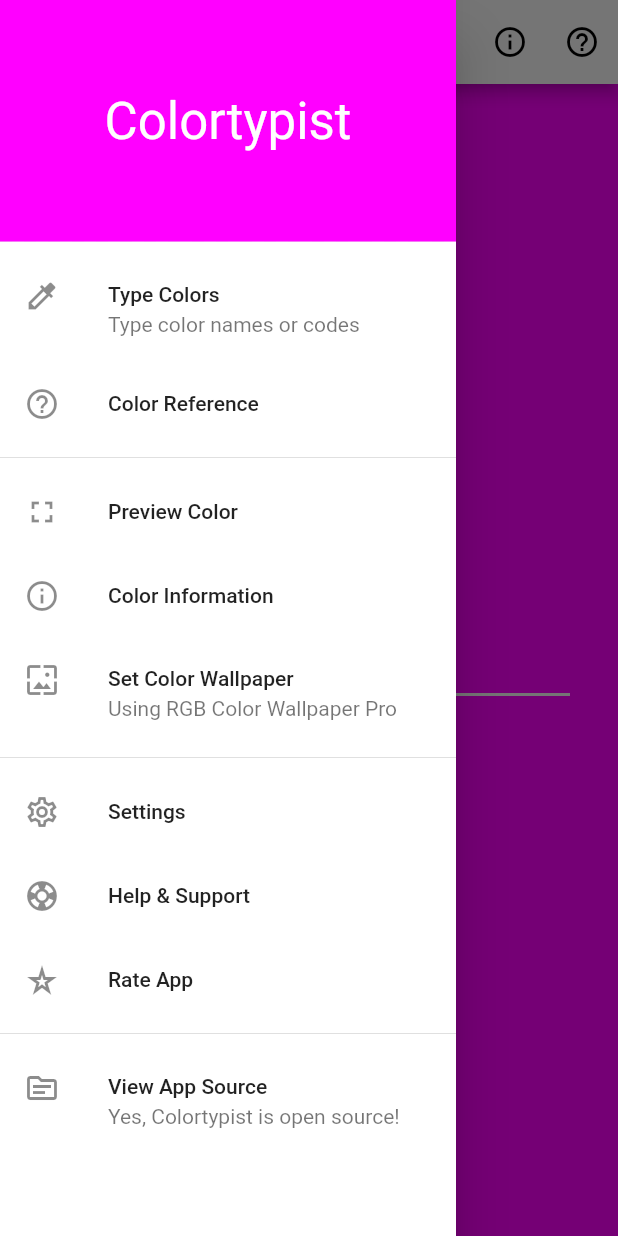
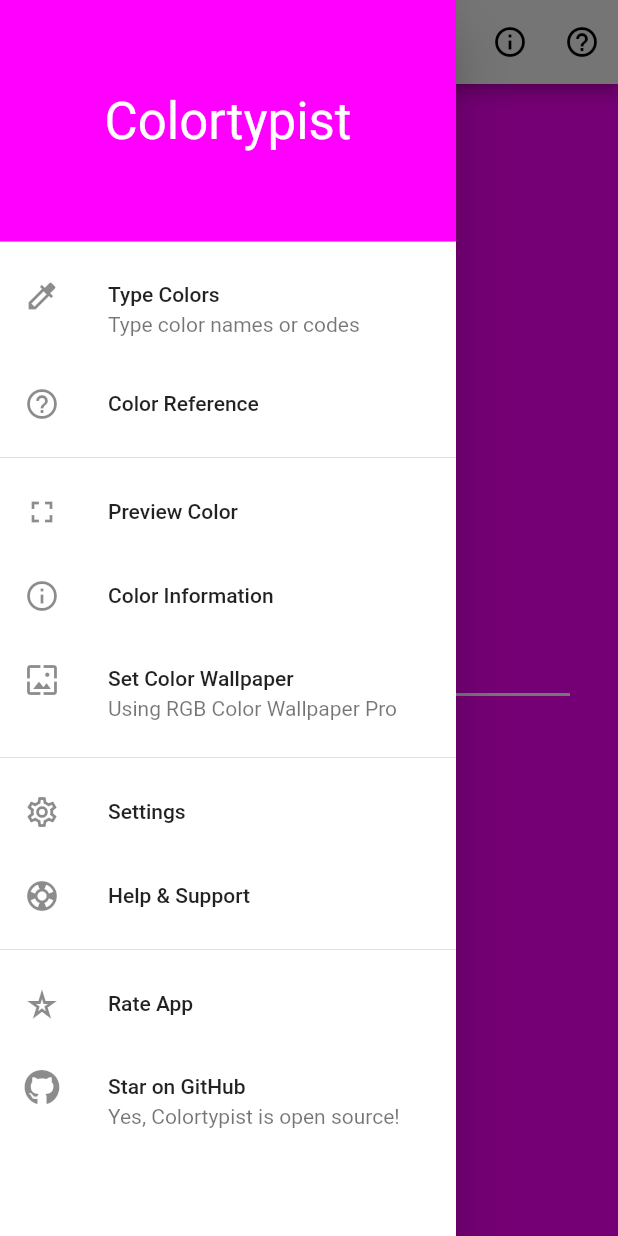
Before and after one commit to tecdrop/colortypist, a Flutter app: the screen it shows after launch, with the side drawer open, on a phone screen of 412 x 824 dp. Run offline on Flutter 3.47's test engine with Material 2 defaults, Android fonts, the phone set to English and light mode, and no system bars; our stand-ins replace from_css_color, share_plus, shared_preferences.

Commit message:
Switch to Flutter 3.10 and Dart 3
+ Replace Tuple with Dart 3 records
+ Add custom icon for the renamed GitHub drawer item

```diff
--- /dev/null
+++ b/lib/common/custom_icons.dart
@@ -0,0 +1,18 @@
+// Copyright 2020-2023 Tecdrop. All rights reserved.
+// Use of this source code is governed by an MIT-style license that can be
+// found in the LICENSE file.
+
+// Copyright (C) 2023 by original authors @ fluttericon.com, fontello.com
+// This font was generated by FlutterIcon.com, which is derived from Fontello.
+//
+// Font Awesome 5, Copyright (C) 2016 by Dave Gandy
+// Author:    Dave Gandy
+// License:   SIL (https://github.com/FortAwesome/Font-Awesome/blob/master/LICENSE.txt)
+// Homepage:  http://fortawesome.github.com/Font-Awesome/
+
+import 'package:flutter/widgets.dart';
+
+const _kFontFam = 'Colortypist';
+const String? _kFontPkg = null;
+
+const IconData github = IconData(0xf09b, fontFamily: _kFontFam, fontPackage: _kFontPkg);
--- a/lib/common/strings.dart
+++ b/lib/common/strings.dart
@@ -48,8 +48,8 @@ const String settingsDrawer = 'Settings';
 const String rateAppDrawer = 'Rate App';
 const String helpDrawer = 'Help & Support';
 
-const String viewSourceDrawer = 'View App Source';
-const String viewSourceDrawerSubtitle = 'Yes, $appName is open source!';
+const String starOnGitHubTitle = 'Star on GitHub';
+const String starOnGitHubSubtitle = 'Yes, $appName is open source!';
 
 // -----------------------------------------------------------------------------------------------
 // Typist Color Screen(s)
--- a/lib/widgets/app_drawer.dart
+++ b/lib/widgets/app_drawer.dart
@@ -6,6 +6,7 @@
 
 import 'package:flutter/material.dart';
 
+import '../common/custom_icons.dart' as custom_icons;
 import '../common/strings.dart' as strings;
 import '../models/color_result.dart';
 import 'app_transparency_grid.dart';
@@ -116,6 +117,8 @@ class AppDrawer extends StatelessWidget {
             item: AppDrawerItems.help,
           ),
 
+          const Divider(),
+
           // The Rate App drawer item
           _buildItem(
             context,
@@ -124,14 +127,12 @@ class AppDrawer extends StatelessWidget {
             item: AppDrawerItems.rateApp,
           ),
 
-          const Divider(),
-
-          // The View Source drawer item
+          // The Star on GitHub drawer item
           _buildItem(
             context,
-            icon: Icons.source_outlined,
-            title: strings.viewSourceDrawer,
-            subtitle: strings.viewSourceDrawerSubtitle,
+            icon: custom_icons.github,
+            title: strings.starOnGitHubTitle,
+            subtitle: strings.starOnGitHubSubtitle,
             item: AppDrawerItems.viewSource,
           ),
         ],
```
Also changed, not shown: lib/screens/color_info_screen.dart (+10 -13 lines), lib/screens/typist_screen.dart (+4 -3 lines), lib/widgets/color_reference_widgets.dart (+9 -13 lines), pubspec.yaml (+10 -7 lines), fonts/Colortypist.ttf (added), pubspec.lock.
